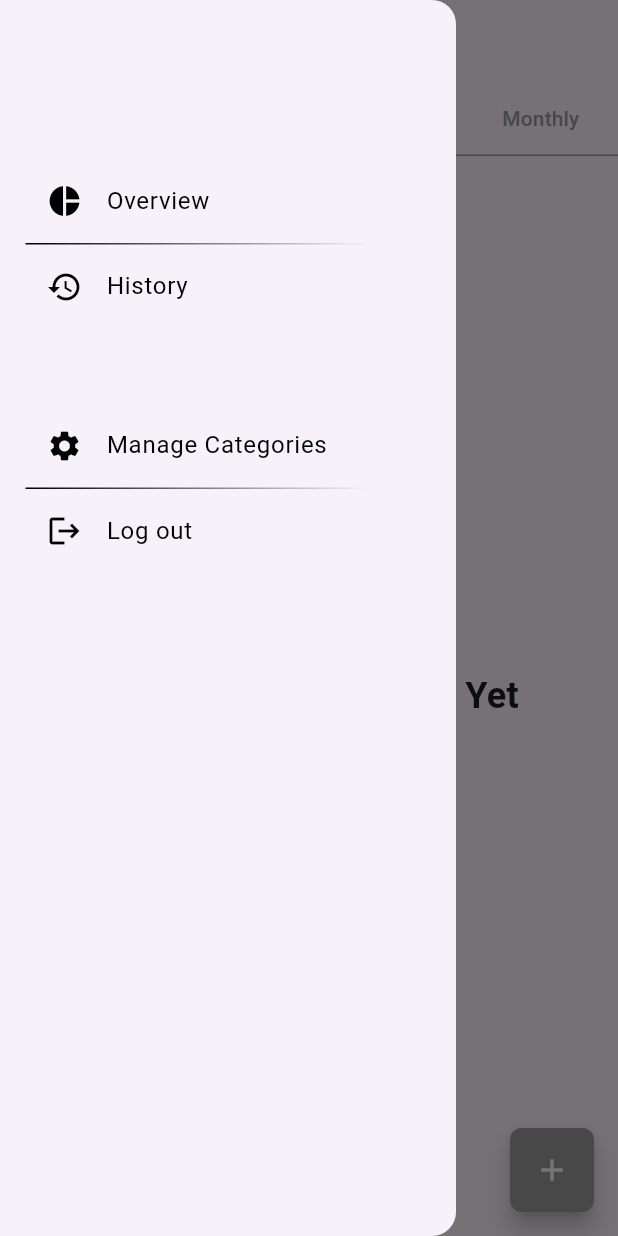
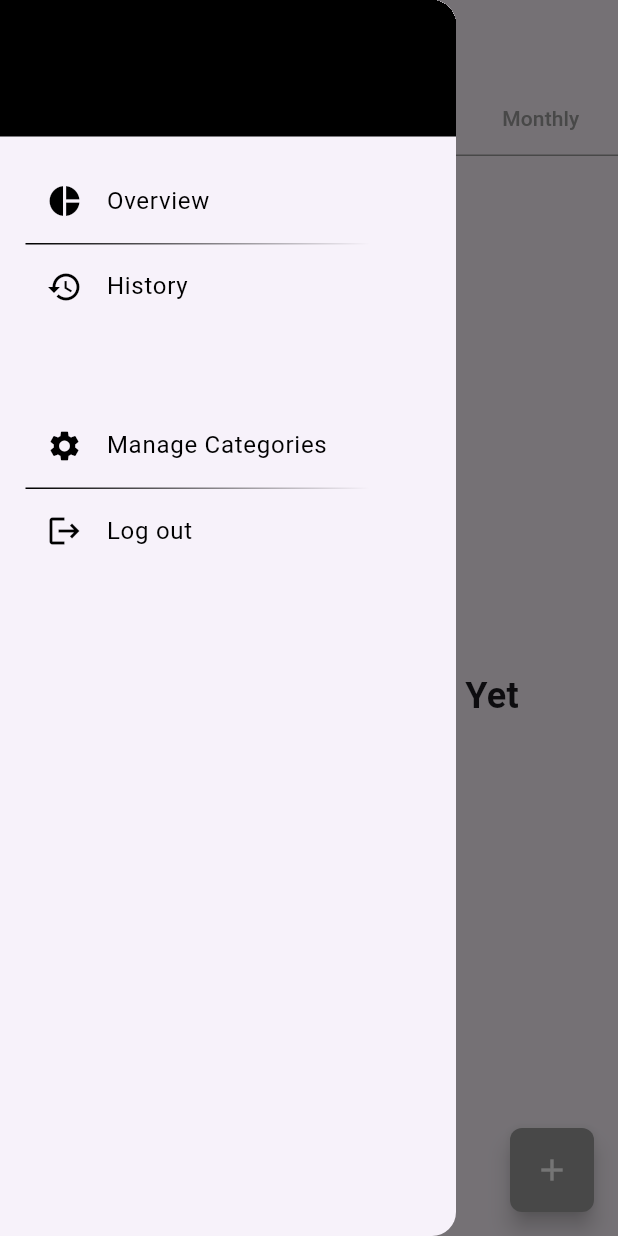
Before and after one commit to JustinasBliujus/expenses_tracker, a Flutter app: the screen it shows once a user with an empty profile is signed in, with the side drawer open, on a phone screen of 412 x 824 dp. Run offline on Flutter 3.47's test engine with Material 3 defaults, Android fonts, the phone set to English and light mode, and no system bars; our stand-ins replace cloud_firestore, firebase_auth, firebase_core, fl_chart, flutter_colorpicker; accounts and stored records are empty; generated files the repository leaves out were written again.

Commit message:
User email text in navigation_drawer.dart UI fix

```diff
--- a/lib/pages/reusable/widgets/navigation_drawer.dart
+++ b/lib/pages/reusable/widgets/navigation_drawer.dart
@@ -46,9 +46,11 @@ class NavigationDrawerCustom extends StatelessWidget {
     return Padding(
       padding: EdgeInsets.only(top: MediaQuery.of(context).padding.top),
       child: Container(
+        width: double.infinity,
         decoration: const BoxDecoration(
           color: AppColors.main,
         ),
+        child: Center(
           child: SingleChildScrollView(
             scrollDirection: Axis.horizontal,
             child: Row(
@@ -62,6 +64,7 @@ class NavigationDrawerCustom extends StatelessWidget {
                   ),
                 ),
               ],
+            ),
           ),
         ),
       ),
```
Lines whose indentation alone changed are shown as unchanged.
